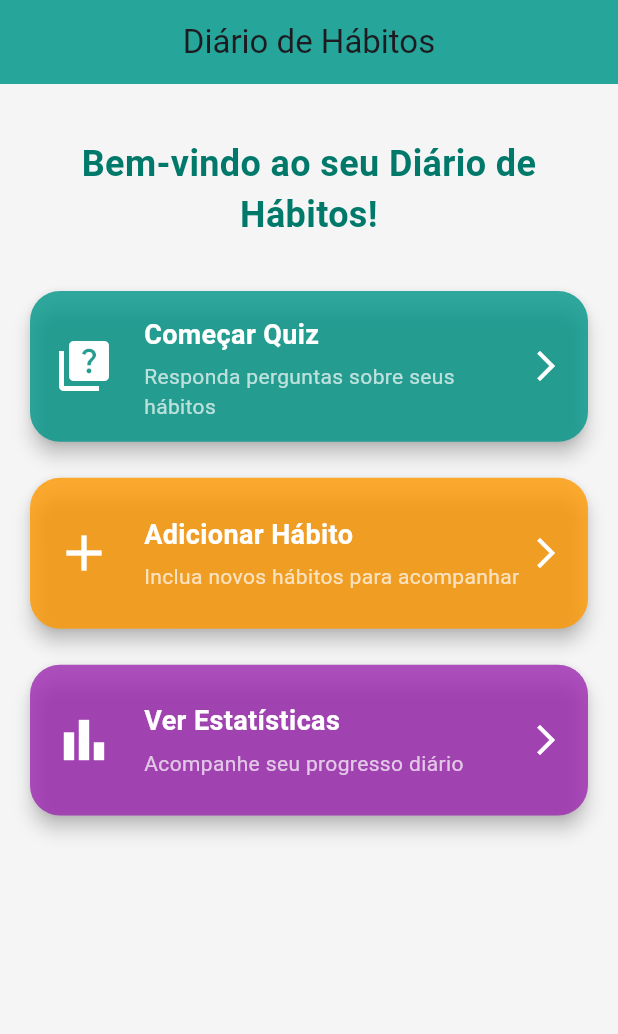
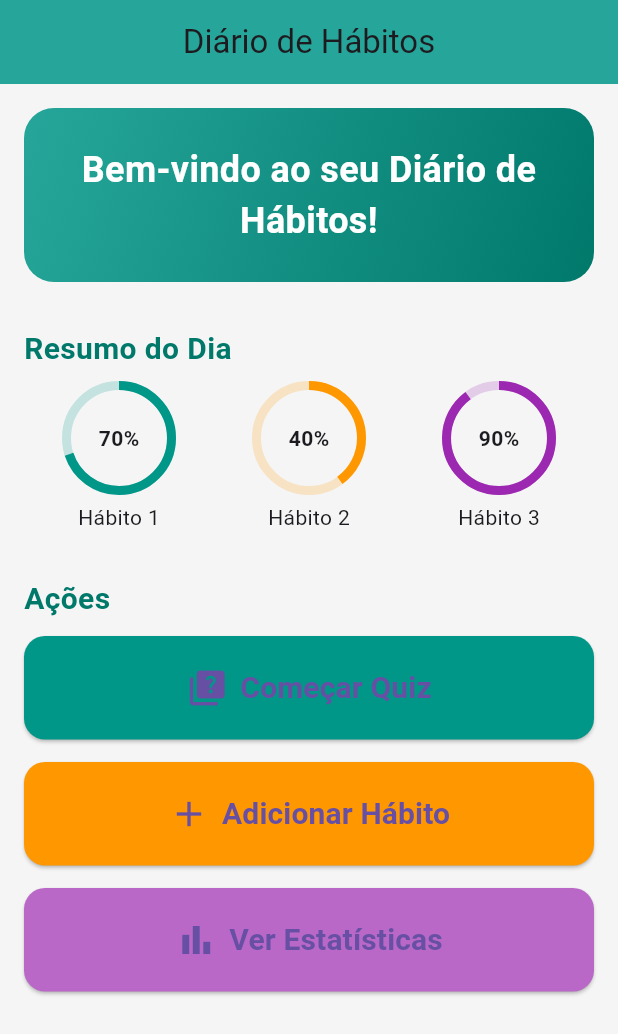
Before and after one commit to EricIkeda1/Quiz2Go, a Flutter app: the screen it shows after launch, on a phone screen of 412 x 824 dp. Shown: the top 1034 px of the screen. Run offline on Flutter 3.47's test engine with Material 3 defaults, Android fonts, the light colour scheme and no system bars.

Commit message:
Melhoria Na interface

```diff
--- a/lib/paginas/home.dart
+++ b/lib/paginas/home.dart
@@ -7,67 +7,124 @@ class Home extends StatelessWidget {
   @override
   Widget build(BuildContext context) {
     return Scaffold(
+      backgroundColor: Colors.grey[100],
       appBar: AppBar(
         title: const Text("Diário de Hábitos"),
         centerTitle: true,
         backgroundColor: Colors.teal[400],
       ),
-      backgroundColor: Colors.grey[100],
-      body: Padding(
+      body: SingleChildScrollView(
         padding: const EdgeInsets.all(16.0),
         child: Column(
-          crossAxisAlignment: CrossAxisAlignment.stretch,
+          crossAxisAlignment: CrossAxisAlignment.start,
           children: [
-            const SizedBox(height: 20),
-            Text(
+            // Banner de boas-vindas
+            Container(
+              width: double.infinity,
+              padding: const EdgeInsets.all(24),
+              decoration: BoxDecoration(
+                gradient: LinearGradient(
+                  colors: [Colors.teal.shade400, Colors.teal.shade700],
+                  begin: Alignment.topLeft,
+                  end: Alignment.bottomRight,
+                ),
+                borderRadius: BorderRadius.circular(20),
+              ),
+              child: const Text(
                 "Bem-vindo ao seu Diário de Hábitos!",
                 textAlign: TextAlign.center,
                 style: TextStyle(
+                  color: Colors.white,
                   fontSize: 24,
                   fontWeight: FontWeight.bold,
-                color: Colors.teal[700],
                 ),
               ),
+            ),
+
             const SizedBox(height: 30),
-            Expanded(
-              child: GridView.count(
-                crossAxisCount: 1,
-                childAspectRatio: 3.5,
-                mainAxisSpacing: 16,
+
+            // Resumo de hábitos do dia
+            Text(
+              "Resumo do Dia",
+              style: TextStyle(
+                  fontSize: 20,
+                  fontWeight: FontWeight.bold,
+                  color: Colors.teal[700]),
+            ),
+            const SizedBox(height: 10),
+            Row(
+              mainAxisAlignment: MainAxisAlignment.spaceAround,
               children: [
-                  _buildCard(
-                    context,
-                    icon: Icons.quiz,
-                    title: "Começar Quiz",
-                    description: "Responda perguntas sobre seus hábitos",
-                    color: Colors.teal,
-                    onTap: () {
+                _buildProgressCircle("Hábito 1", 0.7, Colors.teal),
+                _buildProgressCircle("Hábito 2", 0.4, Colors.orange),
+                _buildProgressCircle("Hábito 3", 0.9, Colors.purple),
+              ],
+            ),
+
+            const SizedBox(height: 30),
+
+            // Ações principais como botões maiores
+            Text(
+              "Ações",
+              style: TextStyle(
+                  fontSize: 20,
+                  fontWeight: FontWeight.bold,
+                  color: Colors.teal[700]),
+            ),
+            const SizedBox(height: 10),
+            Column(
+              crossAxisAlignment: CrossAxisAlignment.stretch,
+              children: [
+                ElevatedButton.icon(
+                  onPressed: () {
                     Navigator.push(
                       context,
                       MaterialPageRoute(builder: (context) => const Quiz()),
                     );
                   },
+                  icon: const Icon(Icons.quiz, size: 28),
+                  label: const Text(
+                    "Começar Quiz",
+                    style: TextStyle(fontSize: 20, fontWeight: FontWeight.bold),
                   ),
-                  _buildCard(
-                    context,
-                    icon: Icons.add,
-                    title: "Adicionar Hábito",
-                    description: "Inclua novos hábitos para acompanhar",
-                    color: Colors.orange,
-                    onTap: () {
-                    },
+                  style: ElevatedButton.styleFrom(
+                    backgroundColor: Colors.teal,
+                    padding: const EdgeInsets.symmetric(vertical: 20),
+                    shape: RoundedRectangleBorder(
+                        borderRadius: BorderRadius.circular(14)),
                   ),
-                  _buildCard(
-                    context,
-                    icon: Icons.bar_chart,
-                    title: "Ver Estatísticas",
-                    description: "Acompanhe seu progresso diário",
-                    color: Colors.purple,
-                    onTap: () {
-                    },
+                ),
+                const SizedBox(height: 15),
+                ElevatedButton.icon(
+                  onPressed: () {},
+                  icon: const Icon(Icons.add, size: 28),
+                  label: const Text(
+                    "Adicionar Hábito",
+                    style: TextStyle(fontSize: 20, fontWeight: FontWeight.bold),
+                  ),
+                  style: ElevatedButton.styleFrom(
+                    backgroundColor: Colors.orange,
+                    padding: const EdgeInsets.symmetric(vertical: 20),
+                    shape: RoundedRectangleBorder(
+                        borderRadius: BorderRadius.circular(14)),
+                  ),
+                ),
+                const SizedBox(height: 15),
+                ElevatedButton.icon(
+                  onPressed: () {},
+                  icon: const Icon(Icons.bar_chart, size: 28),
+                  label: const Text(
+                    "Ver Estatísticas",
+                    style: TextStyle(fontSize: 20, fontWeight: FontWeight.bold),
+                  ),
+                  style: ElevatedButton.styleFrom(
+                    backgroundColor: Colors.purple.shade300, // tom mais suave
+                    padding: const EdgeInsets.symmetric(vertical: 20),
+                    shape: RoundedRectangleBorder(
+                        borderRadius: BorderRadius.circular(14)),
+                  ),
                 ),
               ],
-              ),
             ),
           ],
         ),
@@ -75,46 +132,29 @@ class Home extends StatelessWidget {
     );
   }
 
-  Widget _buildCard(BuildContext context,
-      {required IconData icon,
-      required String title,
-      required String description,
-      required Color color,
-      required VoidCallback onTap}) {
-    return GestureDetector(
-      onTap: onTap,
-      child: Card(
-        shape: RoundedRectangleBorder(borderRadius: BorderRadius.circular(20)),
-        elevation: 5,
-        color: color.withOpacity(0.8),
-        child: Padding(
-          padding: const EdgeInsets.all(16.0),
-          child: Row(
+  Widget _buildProgressCircle(String title, double progress, Color color) {
+    return Column(
       children: [
-              Icon(icon, size: 40, color: Colors.white),
-              const SizedBox(width: 20),
-              Expanded(
-                child: Column(
-                  crossAxisAlignment: CrossAxisAlignment.start,
-                  mainAxisAlignment: MainAxisAlignment.center,
+        Stack(
+          alignment: Alignment.center,
           children: [
-                    Text(title,
-                        style: const TextStyle(
-                            fontSize: 18,
-                            fontWeight: FontWeight.bold,
-                            color: Colors.white)),
-                    const SizedBox(height: 5),
-                    Text(description,
-                        style:
-                            const TextStyle(fontSize: 14, color: Colors.white70)),
+            SizedBox(
+              width: 70,
+              height: 70,
+              child: CircularProgressIndicator(
+                value: progress,
+                strokeWidth: 6,
+                color: color,
+                backgroundColor: color.withOpacity(0.2),
+              ),
+            ),
+            Text("${(progress * 100).toInt()}%",
+                style: const TextStyle(fontWeight: FontWeight.bold)),
           ],
         ),
-              ),
-              const Icon(Icons.arrow_forward_ios, color: Colors.white),
+        const SizedBox(height: 8),
+        Text(title),
       ],
-          ),
-        ),
-      ),
     );
   }
 }
```
Lines whose indentation alone changed are shown as unchanged.
